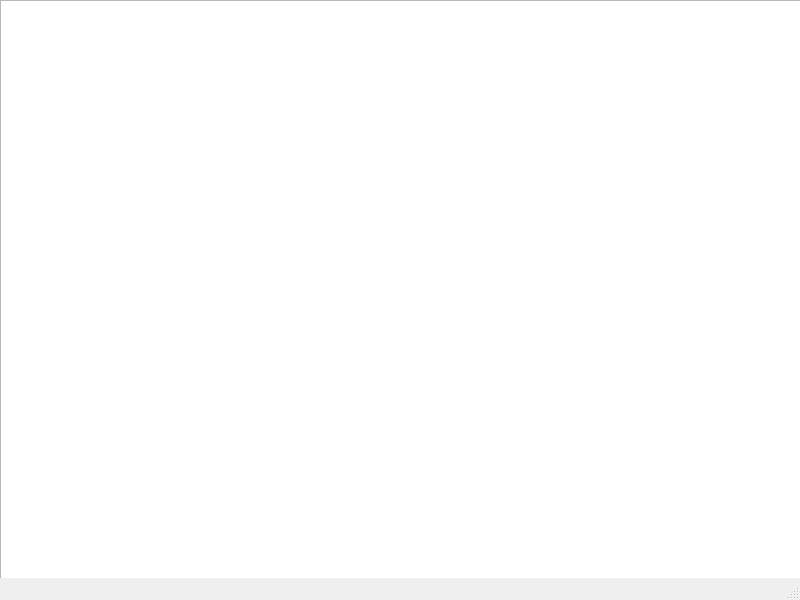
Above: mainwindow.ui from jdanielgonzalez/Proyecto_Final before the change. Below: the same form after it.
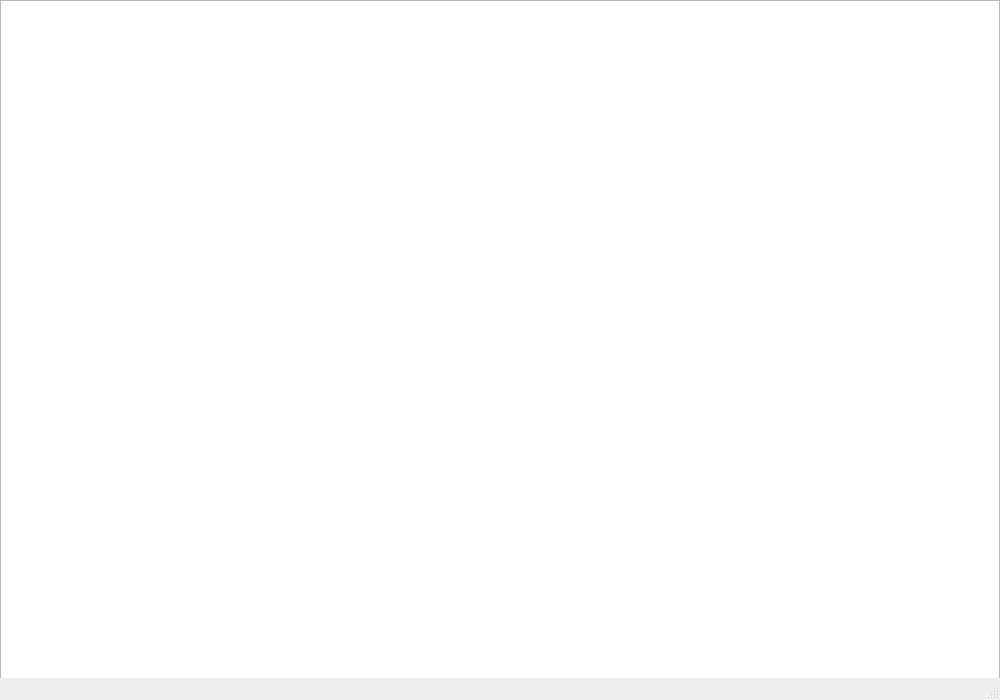
That is the form after the change.

Commit message: escena.1: organizo el tamaño del MainWindow

```diff
--- a/mainwindow.ui
+++ b/mainwindow.ui
@@ -6,8 +6,8 @@
    <rect>
     <x>0</x>
     <y>0</y>
-    <width>800</width>
-    <height>600</height>
+    <width>1000</width>
+    <height>700</height>
    </rect>
   </property>
   <property name="windowTitle">
```
Left out of the diff: 2 changed lines with no effect on the pictures.
